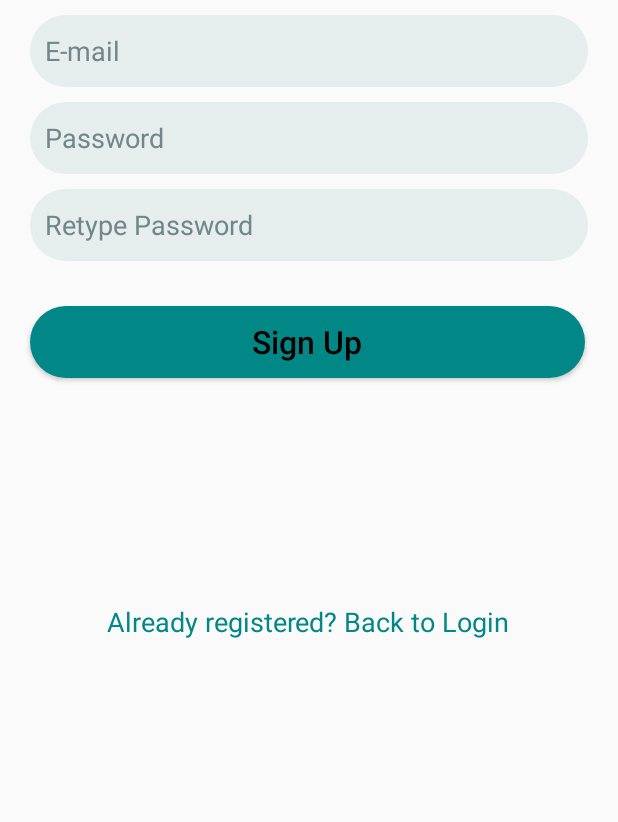
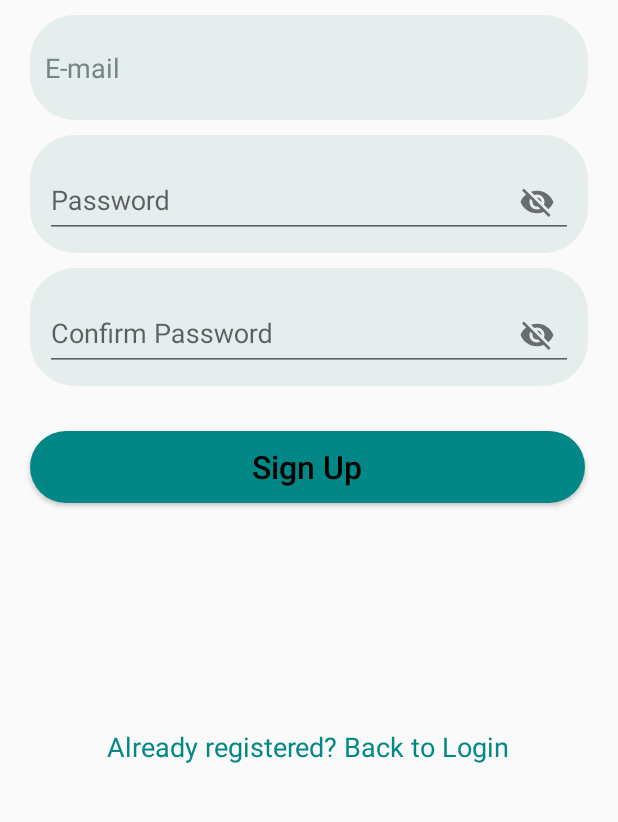
Before and after one commit to csillag-noemi/HealthHub, an Android app built with Jetpack Compose: the SignupActivity screen opened directly, with no data from a screen before it, after a tap on "Sign Up", on a phone screen of 412 x 824 dp, the part 375-1197 px from its top. Run offline under Robolectric (Android 15) with nearby library versions, the light colour scheme and no system bars; our stand-ins replace Firebase (no records; nobody signed in at launch, a user with empty details on screens opened directly).

Commit message:
added password toggle in signup and login signup button resized

```diff
--- a/app/src/main/java/com/example/healthhub/SignupActivity.kt
+++ b/app/src/main/java/com/example/healthhub/SignupActivity.kt
@@ -22,8 +22,8 @@ class SignupActivity : AppCompatActivity() {
 
         binding.mainSignupBtn.setOnClickListener {
             val email = binding.signupEmail.text.toString()
-            val pass = binding.signupPass.text.toString()
-            val confirmPass = binding.signupConfirmPass.text.toString()
+            val pass = binding.signupPass.editText?.text.toString()
+            val confirmPass = binding.signupConfirmPass.editText?.text.toString()
 
             if (email.isNotEmpty() && pass.isNotEmpty() && confirmPass.isNotEmpty()) {
                 if (pass == confirmPass) {
--- a/app/src/main/res/layout/activity_login.xml
+++ b/app/src/main/res/layout/activity_login.xml
@@ -62,7 +62,7 @@
 
         <Button
             android:id="@+id/buttonSignup"
-            android:layout_width="354dp"
+            android:layout_width="match_parent"
             android:layout_height="match_parent"
             android:layout_gravity="center"
             android:layout_marginStart="20dp"
--- a/app/src/main/res/layout/activity_signup.xml
+++ b/app/src/main/res/layout/activity_signup.xml
@@ -23,18 +23,17 @@
         <EditText
             android:id="@+id/signupEmail"
             android:layout_width="match_parent"
-            android:layout_height="wrap_content"
+            android:layout_height="70dp"
             android:layout_marginStart="20dp"
             android:layout_marginTop="10dp"
             android:layout_marginEnd="20dp"
             android:background="@drawable/custom_edittext"
             android:drawablePadding="20dp"
-            android:hint="E-mail"
-            android:minHeight="48dp"
+            android:hint="@string/emailHint"
             android:padding="10dp"
             android:textColorHint="@color/grey" />
 
-        <EditText
+        <com.google.android.material.textfield.TextInputLayout
             android:id="@+id/signupPass"
             android:layout_width="match_parent"
             android:layout_height="wrap_content"
@@ -42,13 +41,18 @@
             android:layout_marginTop="10dp"
             android:layout_marginEnd="20dp"
             android:background="@drawable/custom_edittext"
-            android:drawablePadding="20dp"
-            android:hint="Password"
-            android:minHeight="48dp"
             android:padding="10dp"
-            android:textColorHint="@color/grey" />
+            app:passwordToggleEnabled="true">
 
-        <EditText
+            <com.google.android.material.textfield.TextInputEditText
+                android:layout_width="match_parent"
+                android:layout_height="48dp"
+                android:layout_gravity="center"
+                android:hint="@string/passwordHint"
+                android:textColorHint="@color/grey" />
+        </com.google.android.material.textfield.TextInputLayout>
+
+        <com.google.android.material.textfield.TextInputLayout
             android:id="@+id/signupConfirmPass"
             android:layout_width="match_parent"
             android:layout_height="wrap_content"
@@ -56,11 +60,16 @@
             android:layout_marginTop="10dp"
             android:layout_marginEnd="20dp"
             android:background="@drawable/custom_edittext"
-            android:drawablePadding="20dp"
-            android:hint="Retype Password"
-            android:minHeight="48dp"
             android:padding="10dp"
-            android:textColorHint="@color/grey" />
+            app:passwordToggleEnabled="true">
+
+            <com.google.android.material.textfield.TextInputEditText
+                android:layout_width="match_parent"
+                android:layout_height="48dp"
+                android:layout_gravity="center"
+                android:hint="@string/confirmPasswordHint"
+                android:textColorHint="@color/grey" />
+        </com.google.android.material.textfield.TextInputLayout>
 
         <Button
             android:id="@+id/mainSignupBtn"
--- a/app/src/main/res/values/strings.xml
+++ b/app/src/main/res/values/strings.xml
@@ -1,3 +1,6 @@
 <resources>
     <string name="app_name">HealthHub</string>
+    <string name="passwordHint">Password</string>
+    <string name="emailHint">E-mail</string>
+    <string name="confirmPasswordHint">Confirm Password</string>
 </resources>
```
